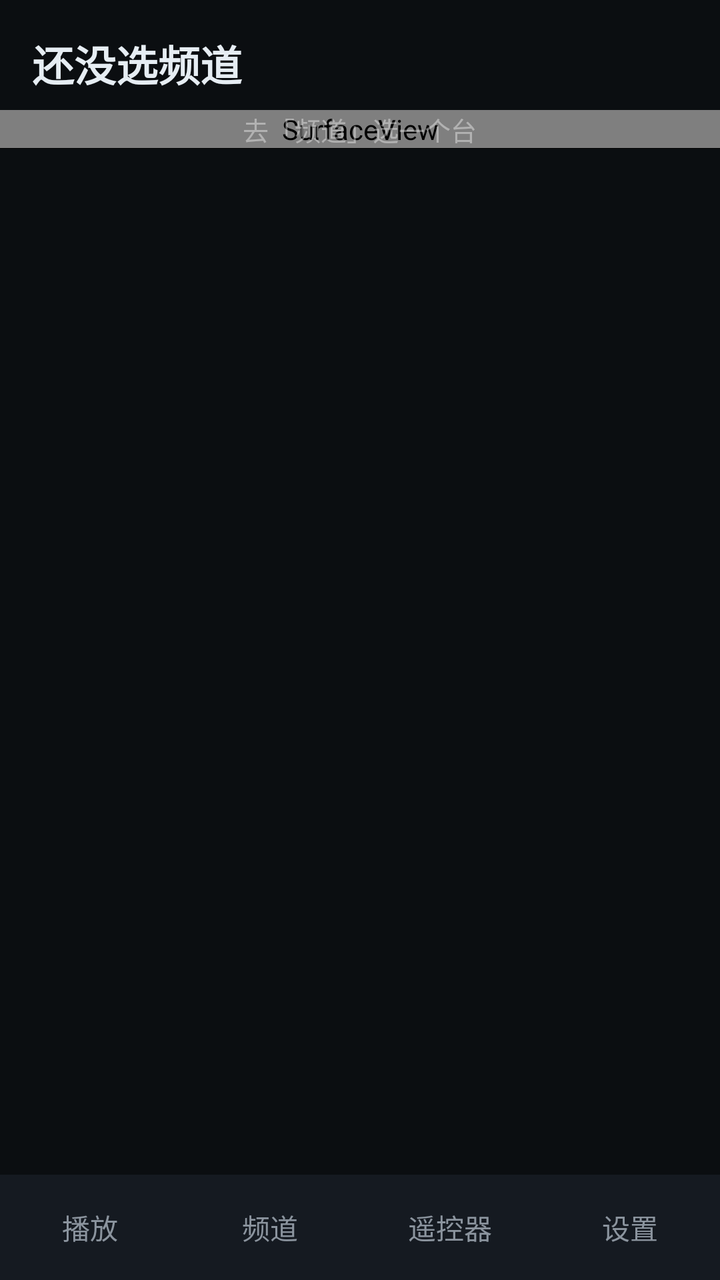
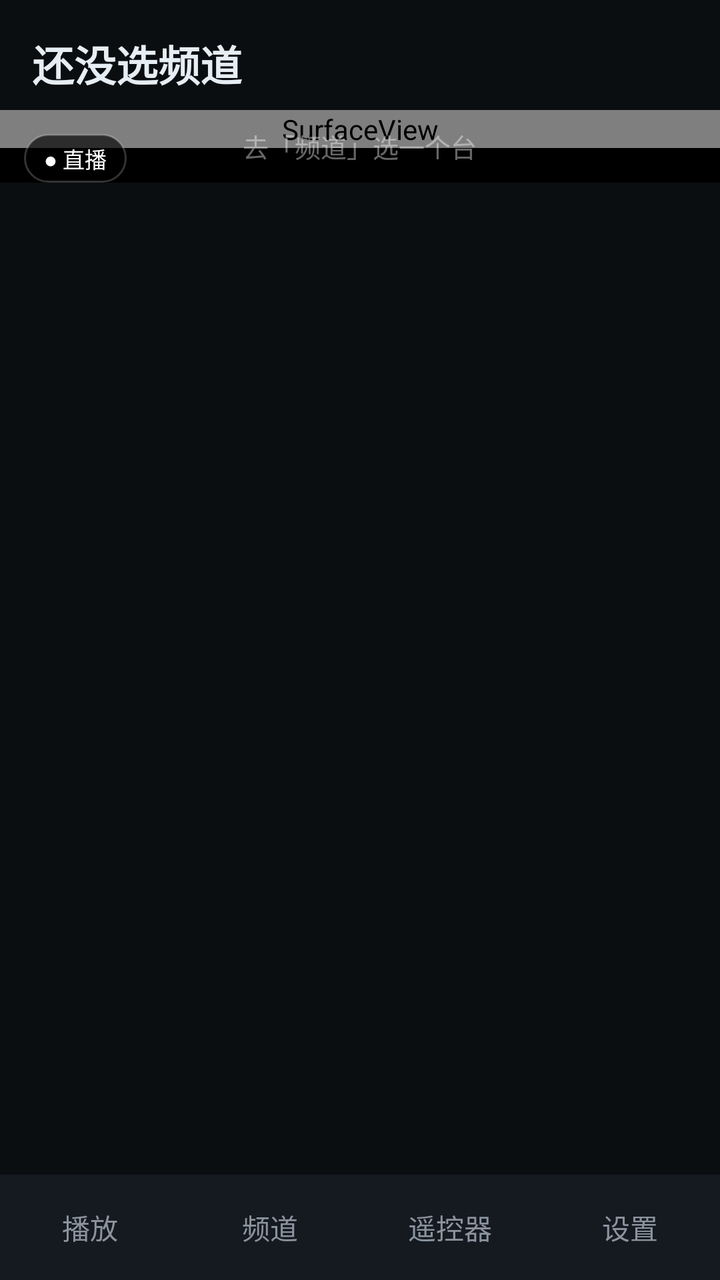

Two renders of the same Android screen: before a commit and after it. Below are the layout's source before the change and the commit's diff.
<!-- AndroidManifest.xml: application theme Theme.Litv -->
<!-- res/layout/activity_phone_home.xml -->
<?xml version="1.0" encoding="utf-8"?>
<LinearLayout xmlns:android="http://schemas.android.com/apk/res/android"
    android:layout_width="match_parent"
    android:layout_height="match_parent"
    android:background="@color/bg"
    android:orientation="vertical">

    <FrameLayout
        android:layout_width="match_parent"
        android:layout_height="0dp"
        android:layout_weight="1">

        
        <LinearLayout
            android:id="@+id/panelPlay"
            android:layout_width="match_parent"
            android:layout_height="match_parent"
            android:orientation="vertical">

            <LinearLayout
                android:id="@+id/playHeader"
                android:layout_width="match_parent"
                android:layout_height="wrap_content"
                android:gravity="center_vertical"
                android:orientation="horizontal"
                android:paddingHorizontal="16dp"
                android:paddingTop="16dp"
                android:paddingBottom="8dp">

                <TextView
                    android:id="@+id/playName"
                    android:layout_width="0dp"
                    android:layout_height="wrap_content"
                    android:layout_weight="1"
                    android:ellipsize="end"
                    android:maxLines="1"
                    android:text="还没选频道"
                    android:textColor="@color/text_primary"
                    android:textSize="21sp"
                    android:textStyle="bold" />

                <TextView
                    android:id="@+id/playEngine"
                    android:layout_width="wrap_content"
                    android:layout_height="wrap_content"
                    android:layout_marginStart="8dp"
                    android:textColor="@color/accent"
                    android:textSize="11sp" />
            </LinearLayout>

            <FrameLayout
                android:id="@+id/videoBox"
                android:layout_width="match_parent"
                android:layout_height="wrap_content"
                android:background="@android:color/black">

                <SurfaceView
                    android:id="@+id/surface"
                    android:layout_width="match_parent"
                    android:layout_height="match_parent" />

                <ProgressBar
                    android:id="@+id/loading"
                    android:layout_width="38dp"
                    android:layout_height="38dp"
                    android:layout_gravity="center"
                    android:indeterminateTint="@color/accent"
                    android:visibility="gone" />

                <TextView
                    android:id="@+id/gestureTip"
                    android:layout_width="wrap_content"
                    android:layout_height="wrap_content"
                    android:layout_gravity="center"
                    android:background="#CC151A21"
                    android:paddingHorizontal="16dp"
                    android:paddingVertical="8dp"
                    android:textColor="@color/text_primary"
                    android:textSize="16sp"
                    android:visibility="gone" />

                <TextView
                    android:id="@+id/playHint"
                    android:layout_width="wrap_content"
                    android:layout_height="wrap_content"
                    android:layout_gravity="center"
                    android:text="去「频道」选一个台"
                    android:textColor="#66FFFFFF"
                    android:textSize="13sp" />

                
                
                <FrameLayout
                    android:id="@+id/playerControls"
                    android:layout_width="match_parent"
                    android:layout_height="match_parent"
                    android:background="@drawable/bg_scrim_bottom"
                    android:visibility="gone">

                    
                    <TextView
                        android:id="@+id/btnCast"
                        style="@style/PhoneCtlSmall"
                        android:layout_gravity="top|end"
                        android:layout_marginTop="10dp"
                        android:layout_marginEnd="10dp"
                        android:text="⇱" />

                    
                    <LinearLayout
                        android:layout_width="wrap_content"
                        android:layout_height="wrap_content"
                        android:layout_gravity="center"
                        android:gravity="center_vertical"
                        android:orientation="horizontal">

                        <TextView
                            android:id="@+id/btnPrev"
                            style="@style/PhoneCtl"
                            android:text="◀◀" />

                        <TextView
                            android:id="@+id/btnPlayPause"
                            style="@style/PhoneCtlBig"
                            android:layout_marginStart="12dp"
                            android:layout_marginEnd="12dp"
                            android:text="❙❙" />

                        <TextView
                            android:id="@+id/btnNext"
                            style="@style/PhoneCtl"
                            android:text="▶▶" />
                    </LinearLayout>

                    
                    <LinearLayout
                        android:layout_width="wrap_content"
                        android:layout_height="wrap_content"
                        android:layout_gravity="bottom|end"
                        android:layout_marginBottom="10dp"
                        android:layout_marginEnd="10dp"
                        android:gravity="center_vertical"
                        android:orientation="horizontal">

                        <TextView
                            android:id="@+id/btnMute"
                            style="@style/PhoneCtlSmall"
                            android:layout_marginEnd="10dp"
                            android:text="♪" />

                        <TextView
                            android:id="@+id/btnFullscreen"
                            style="@style/PhoneCtlSmall"
                            android:text="⛶" />
                    </LinearLayout>
                </FrameLayout>
            </FrameLayout>

            <TextView
                android:id="@+id/playNow"
                android:layout_width="match_parent"
                android:layout_height="wrap_content"
                android:ellipsize="end"
                android:maxLines="1"
                android:paddingHorizontal="16dp"
                android:paddingTop="8dp"
                android:textColor="@color/text_secondary"
                android:textSize="11sp" />

            
            <TextView
                android:id="@+id/playRoute"
                android:layout_width="match_parent"
                android:layout_height="wrap_content"
                android:ellipsize="end"
                android:maxLines="1"
                android:paddingHorizontal="16dp"
                android:paddingTop="4dp"
                android:textColor="#66FFFFFF"
                android:textSize="11sp" />

            <ScrollView
                android:id="@+id/epgScroll"
                android:layout_width="match_parent"
                android:layout_height="0dp"
                android:layout_weight="1"
                android:clipToPadding="false"
                android:paddingHorizontal="16dp"
                android:scrollbars="none">

                <LinearLayout
                    android:id="@+id/epgList"
                    android:layout_width="match_parent"
                    android:layout_height="wrap_content"
                    android:orientation="vertical" />
            </ScrollView>
        </LinearLayout>

        
        <LinearLayout
            android:id="@+id/panelChannel"
            android:layout_width="match_parent"
            android:layout_height="match_parent"
            android:background="@color/bg"
            android:orientation="vertical"
            android:visibility="gone">

            <TextView
                android:id="@+id/status"
                android:layout_width="match_parent"
                android:layout_height="wrap_content"
                android:paddingHorizontal="16dp"
                android:paddingTop="16dp"
                android:textColor="@color/text_secondary"
                android:textSize="11sp" />

            <EditText
                android:id="@+id/searchInput"
                android:layout_width="match_parent"
                android:layout_height="wrap_content"
                android:layout_marginHorizontal="16dp"
                android:layout_marginTop="8dp"
                android:autofillHints="none"
                android:background="@drawable/bg_card"
                android:hint="搜频道名 / 分组"
                android:imeOptions="actionSearch"
                android:inputType="text"
                android:maxLines="1"
                android:paddingHorizontal="16dp"
                android:paddingVertical="8dp"
                android:singleLine="true"
                android:textColor="@color/text_primary"
                android:textColorHint="@color/text_secondary"
                android:textSize="13sp" />

            <HorizontalScrollView
                android:id="@+id/groupBar"
                android:layout_width="match_parent"
                android:layout_height="wrap_content"
                android:layout_marginTop="4dp"
                android:paddingHorizontal="12dp"
                android:scrollbars="none">

                <LinearLayout
                    android:id="@+id/groupChips"
                    android:layout_width="wrap_content"
                    android:layout_height="wrap_content"
                    android:orientation="horizontal" />
            </HorizontalScrollView>

            <androidx.recyclerview.widget.RecyclerView
                android:id="@+id/list"
                android:layout_width="match_parent"
                android:layout_height="0dp"
                android:layout_marginTop="4dp"
                android:layout_weight="1"
                android:clipToPadding="false"
                android:paddingHorizontal="16dp"
                android:paddingBottom="12dp"
                android:scrollbars="none" />

            <TextView
                android:id="@+id/empty"
                android:layout_width="match_parent"
                android:layout_height="0dp"
                android:layout_weight="1"
                android:gravity="center"
                android:text="@string/empty_channels"
                android:textColor="@color/text_secondary"
                android:textSize="16sp"
                android:visibility="gone" />
        </LinearLayout>
    </FrameLayout>

    
    <LinearLayout
        android:id="@+id/bottomTabs"
        android:layout_width="match_parent"
        android:layout_height="wrap_content"
        android:background="@color/bg_panel"
        android:orientation="horizontal"
        android:paddingVertical="8dp">

        <TextView
            android:id="@+id/tabPlay"
            style="@style/PhoneTab"
            android:text="播放" />

        <TextView
            android:id="@+id/tabChannel"
            style="@style/PhoneTab"
            android:text="频道" />

        <TextView
            android:id="@+id/tabRemote"
            style="@style/PhoneTab"
            android:text="遥控器" />

        <TextView
            android:id="@+id/tabSettings"
            style="@style/PhoneTab"
            android:text="设置" />
    </LinearLayout>
</LinearLayout>
<!-- resources referenced by this layout -->
<resources>
  <color name="accent">#FF2DD4BF</color>
  <color name="bg">#FF0B0E11</color>
  <color name="bg_panel">#FF151A21</color>
  <color name="text_primary">#FFE6EDF3</color>
  <color name="text_secondary">#FF8B949E</color>
  <!-- drawable bg_card (drawable) -->
  <?xml version="1.0" encoding="utf-8"?>
  <shape xmlns:android="http://schemas.android.com/apk/res/android"
      android:shape="rectangle">
      <solid android:color="@color/bg_card" />
      <corners android:radius="8dp" />
  </shape>
  <!-- drawable bg_scrim_bottom (drawable) -->
  <?xml version="1.0" encoding="utf-8"?>
  <shape xmlns:android="http://schemas.android.com/apk/res/android" android:shape="rectangle">
      <gradient
          android:angle="90"
          android:endColor="#C4000000"
          android:startColor="#00000000" />
  </shape>
  <string name="empty_channels">还没有频道\n请先在管理台导入直播源</string>
  <style name="PhoneCtl">
          <item name="android:layout_width">36dp</item>
          <item name="android:layout_height">36dp</item>
          <item name="android:background">@drawable/bg_ctl_circle</item>
          <item name="android:gravity">center</item>
          <item name="android:textColor">#FFFFFFFF</item>
          <item name="android:textSize">12sp</item>
          <item name="android:clickable">true</item>
          <item name="android:focusable">true</item>
      </style>
  <style name="PhoneCtlBig">
          <item name="android:layout_width">46dp</item>
          <item name="android:layout_height">46dp</item>
          <item name="android:background">@drawable/bg_ctl_primary</item>
          <item name="android:gravity">center</item>
          <item name="android:textColor">#FFFFFFFF</item>
          <item name="android:textSize">17sp</item>
          <item name="android:clickable">true</item>
          <item name="android:focusable">true</item>
      </style>
  <style name="PhoneTab">
          <item name="android:layout_width">0dp</item>
          <item name="android:layout_height">wrap_content</item>
          <item name="android:layout_weight">1</item>
          <item name="android:gravity">center</item>
          <item name="android:paddingVertical">8dp</item>
          <item name="android:textColor">@color/text_secondary</item>
          <item name="android:textSize">14sp</item>
      </style>
  <style name="Theme.Litv" parent="Theme.AppCompat.NoActionBar">
          <item name="android:windowBackground">@color/bg</item>
          <item name="android:colorBackground">@color/bg</item>
          <item name="android:textColorPrimary">@color/text_primary</item>
          <item name="android:textColorSecondary">@color/text_secondary</item>
          <item name="android:statusBarColor">@color/bg</item>
          <item name="android:navigationBarColor">@color/bg</item>
      </style>
  <color name="bg_card">#FF1C232C</color>
  <!-- drawable bg_ctl_circle (drawable) -->
  <?xml version="1.0" encoding="utf-8"?>
  <ripple xmlns:android="http://schemas.android.com/apk/res/android"
      android:color="#40FFFFFF">
      <item>
          <shape android:shape="oval">
              <solid android:color="#33FFFFFF" />
          </shape>
      </item>
  </ripple>
  <!-- drawable bg_ctl_primary (drawable) -->
  <?xml version="1.0" encoding="utf-8"?>
  <ripple xmlns:android="http://schemas.android.com/apk/res/android" android:color="#66FFFFFF">
      <item>
          <shape android:shape="oval">
              <solid android:color="@color/accent" />
          </shape>
      </item>
  </ripple>
  <!-- unchanged entries left out for length: 1 -->
</resources>

<!-- the commit's change to res/layout/activity_phone_home.xml (unified diff, before → after) -->
@@ -89,6 +89,21 @@
                     android:textSize="13sp" />
 
                 
+                
+                <TextView
+                    android:id="@+id/liveBadge"
+                    android:layout_width="wrap_content"
+                    android:layout_height="wrap_content"
+                    android:layout_gravity="top|start"
+                    android:layout_marginStart="12dp"
+                    android:layout_marginTop="12dp"
+                    android:background="@drawable/bg_badge_pill"
+                    android:paddingHorizontal="10dp"
+                    android:paddingVertical="4dp"
+                    android:text="● 直播"
+                    android:textColor="#FFFFFFFF"
+                    android:textSize="11sp" />
+
                 
                 <FrameLayout
                     android:id="@+id/playerControls"
@@ -115,21 +130,38 @@
                         android:orientation="horizontal">
 
                         <TextView
-                            android:id="@+id/btnPrev"
-                            style="@style/PhoneCtl"
-                            android:text="◀◀" />
-
-                        <TextView
                             android:id="@+id/btnPlayPause"
                             style="@style/PhoneCtlBig"
                             android:layout_marginStart="12dp"
                             android:layout_marginEnd="12dp"
                             android:text="❙❙" />
-
-                        <TextView
-                            android:id="@+id/btnNext"
-                            style="@style/PhoneCtl"
-                            android:text="▶▶" />
+                    </LinearLayout>
+
+                    
+                    <LinearLayout
+                        android:id="@+id/fsTools"
+                        android:layout_width="wrap_content"
+                        android:layout_height="wrap_content"
+                        android:layout_gravity="bottom|start"
+                        android:layout_marginBottom="10dp"
+                        android:layout_marginStart="12dp"
+                        android:orientation="horizontal"
+                        android:visibility="gone">
+
+                        <TextView
+                            android:id="@+id/fsAspect"
+                            style="@style/PhoneCtlPill"
+                            android:text="比例 自动" />
+
+                        <TextView
+                            android:id="@+id/fsEngine"
+                            style="@style/PhoneCtlPill"
+                            android:text="内核 自动" />
+
+                        <TextView
+                            android:id="@+id/fsDecode"
+                            style="@style/PhoneCtlPill"
+                            android:text="解码 自动" />
                     </LinearLayout>
 
                     
<!-- resource entries referenced after the edit -->
@@ -5,6 +5,13 @@
   <color name="bg_panel">#FF151A21</color>
   <color name="text_primary">#FFE6EDF3</color>
   <color name="text_secondary">#FF8B949E</color>
+  <!-- drawable bg_badge_pill (drawable) -->
+  <?xml version="1.0" encoding="utf-8"?>
+  <shape xmlns:android="http://schemas.android.com/apk/res/android" android:shape="rectangle">
+      <solid android:color="#A6000000" />
+      <corners android:radius="12dp" />
+      <stroke android:width="1dp" android:color="#33FFFFFF" />
+  </shape>
   <!-- drawable bg_card (drawable) -->
   <?xml version="1.0" encoding="utf-8"?>
   <shape xmlns:android="http://schemas.android.com/apk/res/android"
@@ -21,16 +28,6 @@
           android:startColor="#00000000" />
   </shape>
   <string name="empty_channels">还没有频道\n请先在管理台导入直播源</string>
-  <style name="PhoneCtl">
-          <item name="android:layout_width">36dp</item>
-          <item name="android:layout_height">36dp</item>
-          <item name="android:background">@drawable/bg_ctl_circle</item>
-          <item name="android:gravity">center</item>
-          <item name="android:textColor">#FFFFFFFF</item>
-          <item name="android:textSize">12sp</item>
-          <item name="android:clickable">true</item>
-          <item name="android:focusable">true</item>
-      </style>
   <style name="PhoneCtlBig">
           <item name="android:layout_width">46dp</item>
           <item name="android:layout_height">46dp</item>
@@ -38,6 +35,18 @@
           <item name="android:gravity">center</item>
           <item name="android:textColor">#FFFFFFFF</item>
           <item name="android:textSize">17sp</item>
+          <item name="android:clickable">true</item>
+          <item name="android:focusable">true</item>
+      </style>
+  <style name="PhoneCtlPill">
+          <item name="android:layout_width">wrap_content</item>
+          <item name="android:layout_height">30dp</item>
+          <item name="android:layout_marginEnd">8dp</item>
+          <item name="android:background">@drawable/bg_badge_pill</item>
+          <item name="android:gravity">center</item>
+          <item name="android:paddingHorizontal">10dp</item>
+          <item name="android:textColor">#FFFFFFFF</item>
+          <item name="android:textSize">11sp</item>
           <item name="android:clickable">true</item>
           <item name="android:focusable">true</item>
       </style>
